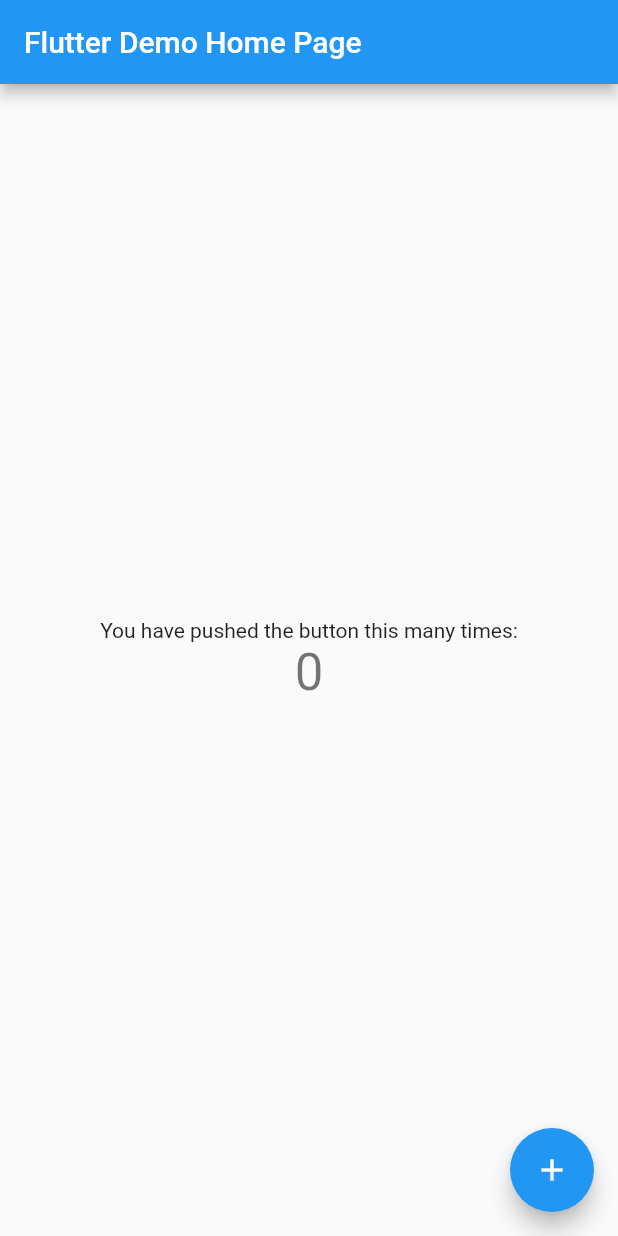
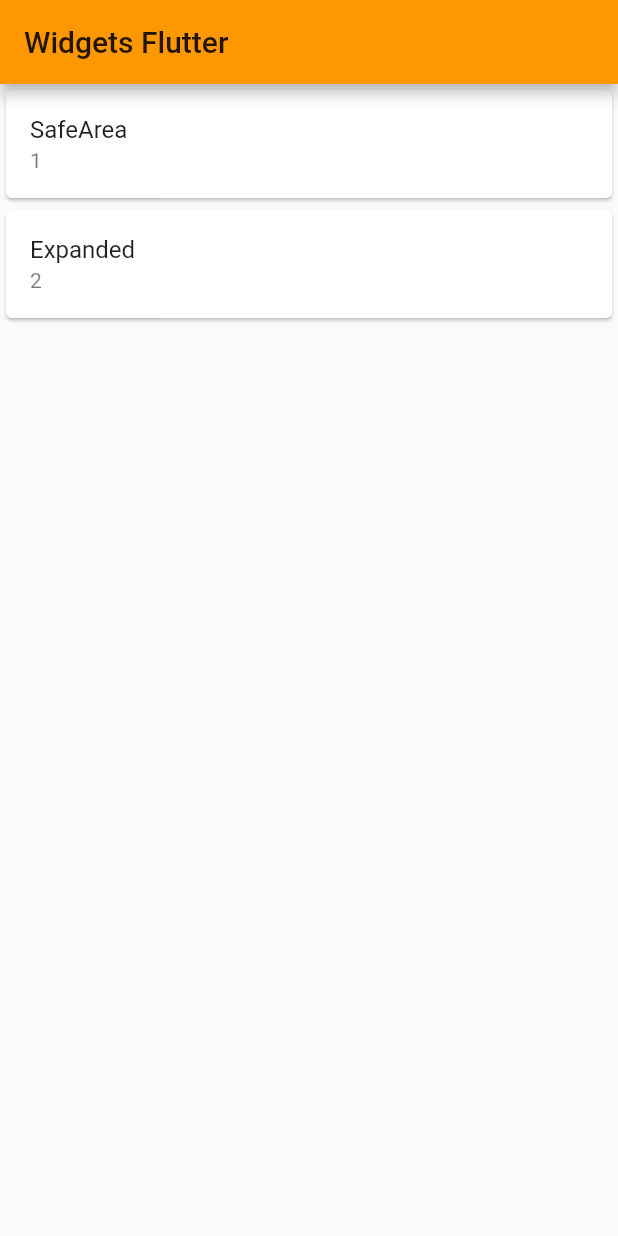
Before and after one commit to tcrin/widgets_flutter_app, a Flutter app: the screen it shows after launch, on a phone screen of 412 x 824 dp. Run offline on Flutter 3.47's test engine with Material 2 defaults, Android fonts, the phone set to English and light mode, and no system bars.

Commit message:
Add foder middle

```diff
--- a/lib/main.dart
+++ b/lib/main.dart
@@ -1,113 +1,18 @@
 import 'package:flutter/material.dart';
+import 'screens/widget_list_screen.dart';
 
 void main() {
   runApp(MyApp());
 }
 
 class MyApp extends StatelessWidget {
-  // This widget is the root of your application.
   @override
   Widget build(BuildContext context) {
     return MaterialApp(
-      title: 'Flutter Demo',
       theme: ThemeData(
-        // This is the theme of your application.
-        //
-        // Try running your application with "flutter run". You'll see the
-        // application has a blue toolbar. Then, without quitting the app, try
-        // changing the primarySwatch below to Colors.green and then invoke
-        // "hot reload" (press "r" in the console where you ran "flutter run",
-        // or simply save your changes to "hot reload" in a Flutter IDE).
-        // Notice that the counter didn't reset back to zero; the application
-        // is not restarted.
-        primarySwatch: Colors.blue,
+        primarySwatch: Colors.orange,
       ),
-      home: MyHomePage(title: 'Flutter Demo Home Page'),
+      home: WidgetListScreen(),
     );
   }
 }
-
-class MyHomePage extends StatefulWidget {
-  MyHomePage({Key? key, required this.title}) : super(key: key);
-
-  // This widget is the home page of your application. It is stateful, meaning
-  // that it has a State object (defined below) that contains fields that affect
-  // how it looks.
-
-  // This class is the configuration for the state. It holds the values (in this
-  // case the title) provided by the parent (in this case the App widget) and
-  // used by the build method of the State. Fields in a Widget subclass are
-  // always marked "final".
-
-  final String title;
-
-  @override
-  _MyHomePageState createState() => _MyHomePageState();
-}
-
-class _MyHomePageState extends State<MyHomePage> {
-  int _counter = 0;
-
-  void _incrementCounter() {
-    setState(() {
-      // This call to setState tells the Flutter framework that something has
-      // changed in this State, which causes it to rerun the build method below
-      // so that the display can reflect the updated values. If we changed
-      // _counter without calling setState(), then the build method would not be
-      // called again, and so nothing would appear to happen.
-      _counter++;
-    });
-  }
-
-  @override
-  Widget build(BuildContext context) {
-    // This method is rerun every time setState is called, for instance as done
-    // by the _incrementCounter method above.
-    //
-    // The Flutter framework has been optimized to make rerunning build methods
-    // fast, so that you can just rebuild anything that needs updating rather
-    // than having to individually change instances of widgets.
-    return Scaffold(
-      appBar: AppBar(
-        // Here we take the value from the MyHomePage object that was created by
-        // the App.build method, and use it to set our appbar title.
-        title: Text(widget.title),
-      ),
-      body: Center(
-        // Center is a layout widget. It takes a single child and positions it
-        // in the middle of the parent.
-        child: Column(
-          // Column is also a layout widget. It takes a list of children and
-          // arranges them vertically. By default, it sizes itself to fit its
-          // children horizontally, and tries to be as tall as its parent.
-          //
-          // Invoke "debug painting" (press "p" in the console, choose the
-          // "Toggle Debug Paint" action from the Flutter Inspector in Android
-          // Studio, or the "Toggle Debug Paint" command in Visual Studio Code)
-          // to see the wireframe for each widget.
-          //
-          // Column has various properties to control how it sizes itself and
-          // how it positions its children. Here we use mainAxisAlignment to
-          // center the children vertically; the main axis here is the vertical
-          // axis because Columns are vertical (the cross axis would be
-          // horizontal).
-          mainAxisAlignment: MainAxisAlignment.center,
-          children: <Widget>[
-            Text(
-              'You have pushed the button this many times:',
-            ),
-            Text(
-              '$_counter',
-              style: Theme.of(context).textTheme.headline4,
-            ),
-          ],
-        ),
-      ),
-      floatingActionButton: FloatingActionButton(
-        onPressed: _incrementCounter,
-        tooltip: 'Increment',
-        child: Icon(Icons.add),
-      ), // This trailing comma makes auto-formatting nicer for build methods.
-    );
-  }
-}
--- /dev/null
+++ b/lib/middle/controller.dart
@@ -0,0 +1,21 @@
+import 'package:flutter/material.dart';
+
+import '../model/widgets.dart';
+
+class Controller extends StatelessWidget {
+  final Widgets widgets;
+
+  Controller(this.widgets);
+
+  @override
+  Widget build(BuildContext context) {
+    return Scaffold(
+      appBar: AppBar(
+        title: Text(widgets.name),
+      ),
+      body: Container(
+        child: widgets.route,
+      ),
+    );
+  }
+}
--- /dev/null
+++ b/lib/model/widgets.dart
@@ -0,0 +1,16 @@
+import 'package:flutter/material.dart';
+import 'package:widgets_flutter_app/screens/explaned_widget.dart';
+import 'package:widgets_flutter_app/screens/safearea_widget.dart';
+
+class Widgets {
+  final String id;
+  final String name;
+  final dynamic route;
+
+  Widgets({required this.id, required this.name, required this.route});
+}
+
+List<Widgets> widgetsList = [
+  Widgets(id: '1', name: 'SafeArea', route: SafeAreaWidget()),
+  Widgets(id: '2', name: 'Expanded', route: ExplanedWidget()),
+];
--- /dev/null
+++ b/lib/screens/widget_list_screen.dart
@@ -0,0 +1,35 @@
+import 'package:flutter/material.dart';
+import 'package:widgets_flutter_app/middle/controller.dart';
+import 'package:widgets_flutter_app/model/widgets.dart';
+
+class WidgetListScreen extends StatelessWidget {
+  const WidgetListScreen({Key? key}) : super(key: key);
+
+  @override
+  Widget build(BuildContext context) {
+    return Scaffold(
+      appBar: AppBar(
+        title: Text('Widgets Flutter'),
+      ),
+      body: ListView.builder(
+        itemCount: widgetsList.length,
+        itemBuilder: (context, index) {
+          Widgets widgets = widgetsList[index];
+          return Card(
+            child: ListTile(
+              title: Text(widgets.name),
+              subtitle: Text(widgets.id),
+              onTap: () {
+                Navigator.push(context, MaterialPageRoute(
+                  builder: (context) {
+                    return Controller(widgets);
+                  },
+                ));
+              },
+            ),
+          );
+        },
+      ),
+    );
+  }
+}
```
Also changed, not shown: lib/screens/explaned_widget.dart (added, +20 -0 lines), lib/screens/my_widget.dart (added, +15 -0 lines), lib/screens/safearea_widget.dart (added, +10 -0 lines).
